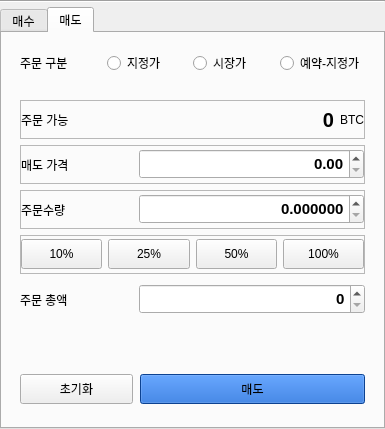
Before: the Qt Designer form src/styles/ui/trade.ui in showmethecoin/upbit-trader, drawn with Qt 5.
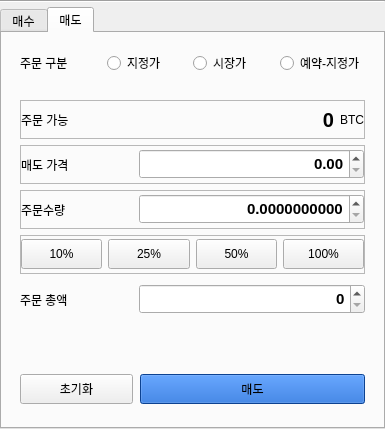
After: the same form once the commit is applied. The open tabs and pages were chosen to show the change. Icons and pictures are not drawn.

Commit message: Fix TradeWidget Price Error

The edit to the form file:
```diff
--- a/src/styles/ui/trade.ui
+++ b/src/styles/ui/trade.ui
@@ -3438,7 +3438,7 @@
                        <string/>
                       </property>
                       <property name="decimals">
-                       <number>6</number>
+                       <number>10</number>
                       </property>
                       <property name="minimum">
                        <double>0.000000000000000</double>
```
Left out of the diff: 2 changed lines with no effect on the pictures. The commit also changes 1 other file.
